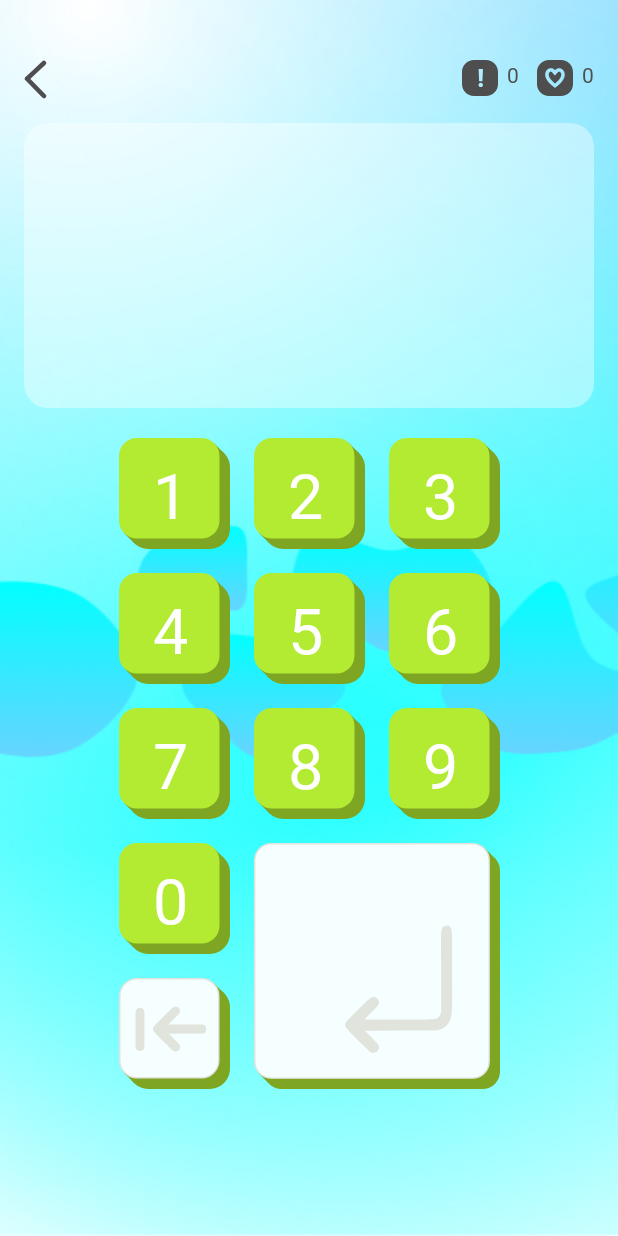
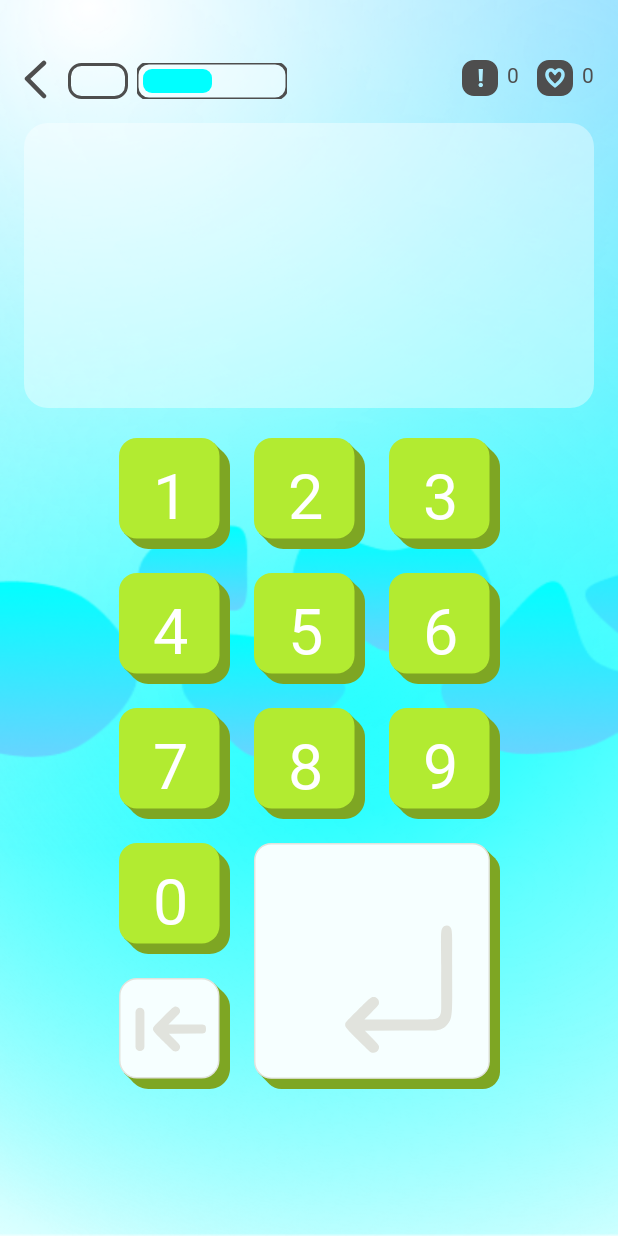
Before and after one commit to IgnatovaNatalya/Smartkid_4_0, an Android app: the GameFragment screen opened through its navigation route, on a phone screen of 412 x 824 dp. Run offline under Robolectric (Android 15) with nearby library versions, the phone set to English and light mode, and no system bars; our stand-ins replace Room's generated code, RxJava, navigation-ui; 3 statements that could not run were skipped.

Commit message:
CustomProgressBar

```diff
--- /dev/null
+++ b/app/src/main/java/ru/mamsikgames/smartkid/ui/util/CustomProgressBar.kt
@@ -0,0 +1,118 @@
+package ru.mamsikgames.smartkid.ui.util
+
+import android.content.Context
+import android.graphics.*
+import android.util.AttributeSet
+import android.util.TypedValue
+import android.view.View
+import ru.mamsikgames.smartkid.R
+
+
+class CustomProgressBar @JvmOverloads constructor(
+    context: Context,
+    attrs: AttributeSet? = null,
+    defStyleAttr: Int = 0
+) : View(context, attrs, defStyleAttr) {
+
+    // Параметры по умолчанию
+    private var bgColor = Color.parseColor("#E8F8F5")   // Светло-голубой фон
+    private var progressColor = Color.parseColor("#2ECC71") // Яркий салатовый
+    private var borderColor = Color.parseColor("#3498DB")  // Голубая граница
+    private var borderWidth = 2f.dpToPx()                  // Толщина границы
+    private var bgCornerRadius = 8f.dpToPx()               // Закругление фона
+    private var progressCornerRadius = 6f.dpToPx()         // Закругление прогресса
+    private var progressPadding = 4f.dpToPx()              // Отступ прогресса от границ
+
+    private val bgPaint = Paint(Paint.ANTI_ALIAS_FLAG).apply {
+        style = Paint.Style.FILL
+        color = bgColor
+    }
+
+    private val borderPaint = Paint(Paint.ANTI_ALIAS_FLAG).apply {
+        style = Paint.Style.STROKE
+        strokeWidth = borderWidth
+        color = borderColor
+    }
+
+    private val progressPaint = Paint(Paint.ANTI_ALIAS_FLAG).apply {
+        style = Paint.Style.FILL
+        color = progressColor
+    }
+
+    private var progress = 0.5f // 0..1
+
+    private val bgRect = RectF()
+    private val progressRect = RectF()
+
+    init {
+        // Чтение кастомных атрибутов из XML
+        context.obtainStyledAttributes(attrs, R.styleable.CustomProgressBar).run {
+            try {
+                bgColor = getColor(R.styleable.CustomProgressBar_bgColor, bgColor)
+                progressColor = getColor(R.styleable.CustomProgressBar_progressColor, progressColor)
+                borderColor = getColor(R.styleable.CustomProgressBar_borderColor, borderColor)
+                borderWidth = getDimension(R.styleable.CustomProgressBar_borderWidth, borderWidth)
+                bgCornerRadius = getDimension(R.styleable.CustomProgressBar_bgCornerRadius, bgCornerRadius)
+                progressCornerRadius = getDimension(R.styleable.CustomProgressBar_progressCornerRadius, progressCornerRadius)
+                progressPadding = getDimension(R.styleable.CustomProgressBar_progressPadding, progressPadding)
+            } finally {
+                recycle()
+            }
+        }
+
+        bgPaint.color = bgColor
+        borderPaint.color = borderColor
+        borderPaint.strokeWidth = borderWidth
+        progressPaint.color = progressColor
+    }
+
+    override fun onSizeChanged(w: Int, h: Int, oldw: Int, oldh: Int) {
+        super.onSizeChanged(w, h, oldw, oldh)
+        updateRects()
+    }
+
+    private fun updateRects() {
+        // Фон (включая границу)
+        bgRect.set(0f, 0f, width.toFloat(), height.toFloat())
+
+        // Прогресс (с отступами)
+        progressRect.set(
+            progressPadding,
+            progressPadding,
+            progressPadding + (width - 2 * progressPadding) * progress,
+            height - progressPadding
+        )
+    }
+
+    override fun onDraw(canvas: Canvas) {
+        super.onDraw(canvas)
+
+        // 1. Рисуем фон
+        canvas.drawRoundRect(bgRect, bgCornerRadius, bgCornerRadius, bgPaint)
+
+        // 2. Рисуем границу
+        if (borderWidth > 0) {
+            canvas.drawRoundRect( bgRect,
+                 bgCornerRadius, bgCornerRadius,
+                 borderPaint)
+        }
+
+        // 3. Рисуем прогресс (если есть)
+        if (progress > 0) {
+            canvas.drawRoundRect(progressRect, progressCornerRadius, progressCornerRadius, progressPaint)
+        }
+    }
+
+    fun setProgress(value: Float, animate: Boolean = false) {
+        progress = value.coerceIn(0f, 1f)
+        updateRects()
+        invalidate()
+    }
+
+    private fun Float.dpToPx(): Float = TypedValue.applyDimension(
+        TypedValue.COMPLEX_UNIT_DIP,
+        this,
+        resources.displayMetrics
+    )
+        //this * resources.displayMetrics.density
+}
--- /dev/null
+++ b/app/src/main/res/drawable/a4_rect_stroke.xml
@@ -0,0 +1,7 @@
+<?xml version="1.0" encoding="utf-8"?>
+<shape xmlns:android="http://schemas.android.com/apk/res/android"
+    android:shape="rectangle" >
+  <corners android:radius="8dp"/>
+  <stroke android:width="2dp"
+      android:color="@color/a4_grey" />
+</shape>
--- a/app/src/main/res/layout/fragment_game.xml
+++ b/app/src/main/res/layout/fragment_game.xml
@@ -26,7 +26,28 @@
         android:layout_width="wrap_content"
         android:layout_height="28dp"
         android:layout_marginStart="6dp"
+        android:layout_marginEnd="8dp"
         tools:text="C-1" />
+
+        <TextView
+            android:layout_gravity="center"
+            android:layout_width="40dp"
+            android:layout_height="24dp"
+            android:background="@drawable/a4_rect_stroke"
+            android:padding="0dp"
+            />
+        <ru.mamsikgames.smartkid.ui.util.CustomProgressBar
+            android:layout_width="100dp"
+            android:layout_height="24dp"
+            android:layout_marginHorizontal="6dp"
+            android:layout_gravity="center"
+            app:bgColor="@color/a4_transparent_white_65"
+            app:progressColor="@color/a4_cian"
+            app:borderColor="@color/a4_grey"
+            app:borderWidth="2dp"
+            app:bgCornerRadius="8dp"
+            app:progressCornerRadius="6dp"
+            app:progressPadding="4dp"/>
     </LinearLayout>
 
     <LinearLayout
--- a/app/src/main/res/values/attrs.xml
+++ b/app/src/main/res/values/attrs.xml
@@ -13,7 +13,21 @@
         <attr name="shadow2Dx" format="float" />
         <attr name="shadow2Dy" format="float" />
         <attr name="shadow2Color" format="color"/>
-        <attr name="shaderBackground"  format="float"/>
+        <attr name="shaderBackground" format="float" />
+
+    </declare-styleable>
+
+    <declare-styleable name="CustomProgressBar">
+        <!-- Цвета -->
+        <attr name="bgColor" format="color"/>
+        <attr name="progressColor" format="color"/>
+        <attr name="borderColor" format="color"/>
+
+        <!-- Размеры -->
+        <attr name="borderWidth" format="dimension"/>
+        <attr name="bgCornerRadius" format="dimension"/>
+        <attr name="progressCornerRadius" format="dimension"/>
+        <attr name="progressPadding" format="dimension"/>
     </declare-styleable>
 
 </resources>
```
